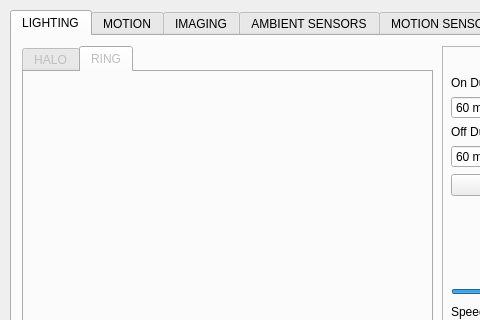
CoCl-Jerry/SciSpin_Max_RELEASE, file _ui/Clinostat.ui: the form before one commit; both pictures show x 0 to 480 and y 0 to 320 of the 1024 by 575 pixel window.
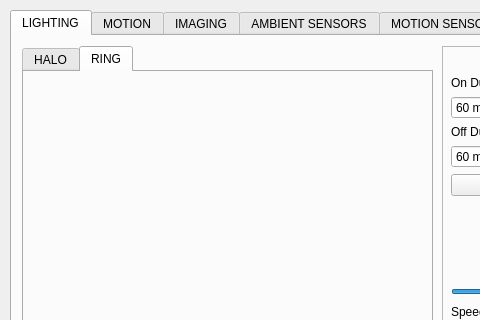
The form after the commit. The open tabs and pages were chosen to show the change. Icons and pictures are not drawn. Custom widgets are drawn as their Qt base class.

The edit to the form file:
```diff
--- a/_ui/Clinostat.ui
+++ b/_ui/Clinostat.ui
@@ -282,7 +282,7 @@
      </widget>
      <widget class="QTabWidget" name="lighting_source_tabWidget">
       <property name="enabled">
-       <bool>false</bool>
+       <bool>true</bool>
       </property>
       <property name="geometry">
        <rect>
```
Left out of the diff: 25 changed lines with no effect on the pictures.
